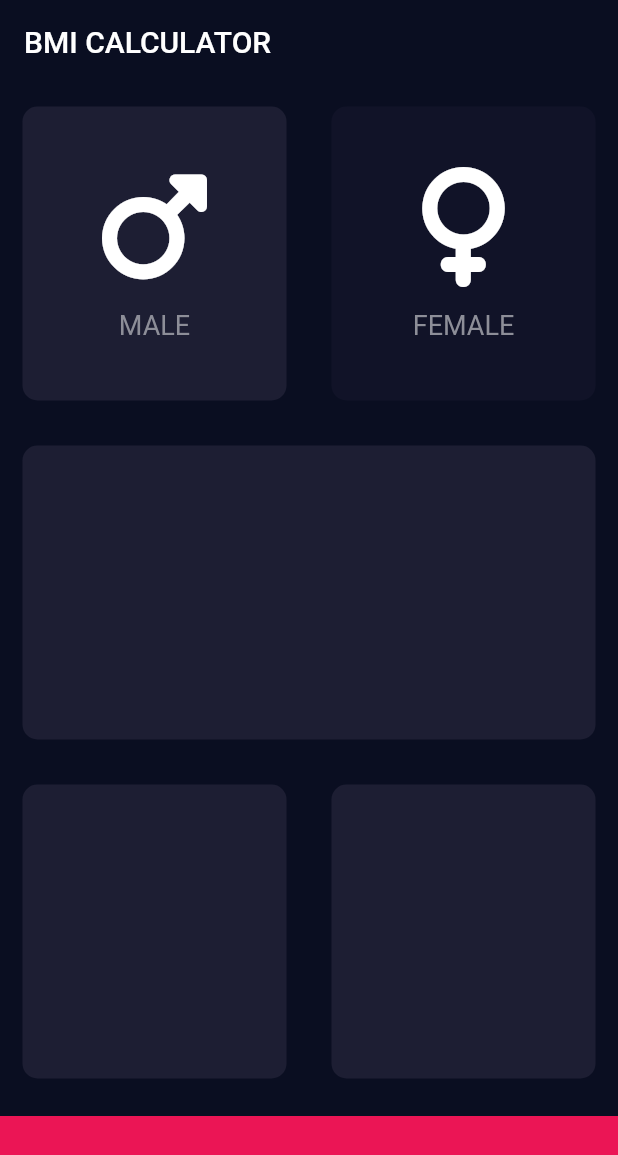
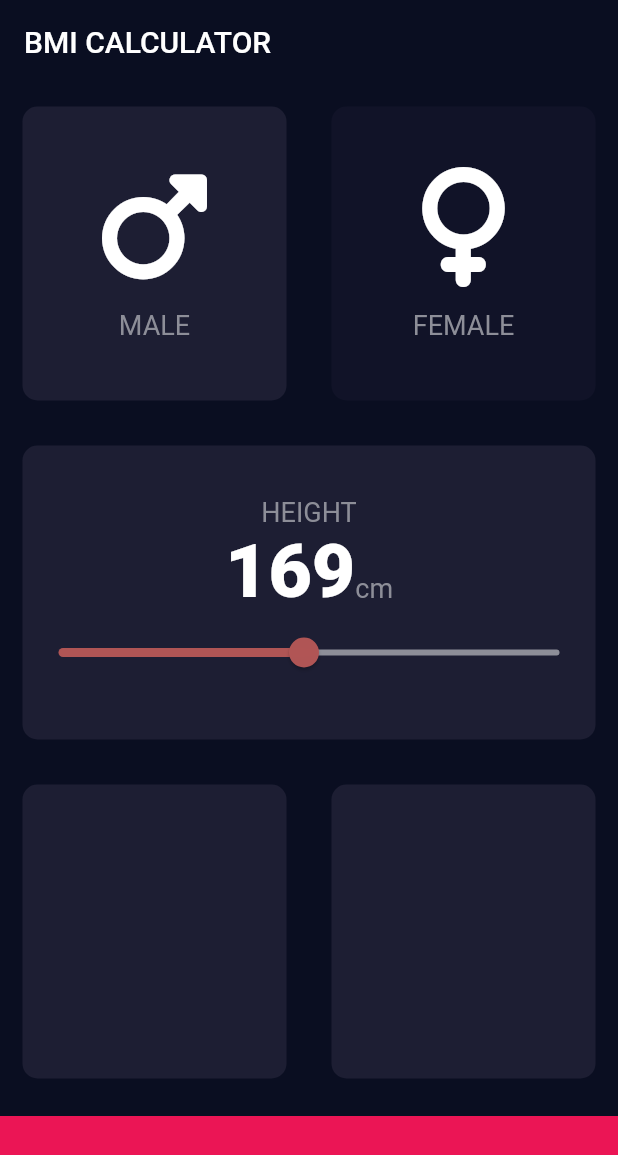
Before and after one commit to leolav95/Flutter_LAB, a Flutter app: the screen it shows after launch, on a phone screen of 412 x 824 dp. Shown: the top 1155 px of the screen. Run offline on Flutter 3.47's test engine with Material 2 defaults, Android fonts, the light colour scheme and no system bars; our stand-ins replace audioplayers, font_awesome_flutter, rflutter_alert.

Commit message:
Created Height widget
 - Lesson completed on slider widget

```diff
--- /dev/null
+++ b/bmi_calculator_flutter/lib/constants.dart
@@ -0,0 +1,17 @@
+import 'package:flutter/material.dart';
+
+const kBottomHeight = 200.0;
+const kActiveCardColor = Color(0xff1D1E33);
+const kInactiveCardColor = Color(0xFF111328);
+const kBottomContainerColor = Color(0xFFEB1555);
+const kBottomContainerHeight = 80.0;
+
+const kLabelTextStyle = TextStyle(
+  fontSize: 18.0,
+  color: Color(0xFF8D8E98),
+);
+
+const kVariableTextStyle = TextStyle(
+  fontSize: 50.0,
+  fontWeight: FontWeight.w900,
+);
--- a/bmi_calculator_flutter/lib/icontent.dart
+++ b/bmi_calculator_flutter/lib/icontent.dart
@@ -1,3 +1,4 @@
+import 'package:bmi_calculator/constants.dart';
 import 'package:flutter/material.dart';
 
 class IContent extends StatelessWidget {
@@ -15,13 +16,12 @@ class IContent extends StatelessWidget {
           icon,
           size: 80.0,
         ),
-        SizedBox(height: 15.0),
+        SizedBox(
+          height: 15.0,
+        ),
         Text(
           type!,
-          style: TextStyle(
-            fontSize: 18.0,
-            color: Color(0xFF8D8E98),
-          ),
+          style: kLabelTextStyle,
         )
       ],
     );
--- a/bmi_calculator_flutter/lib/input_page.dart
+++ b/bmi_calculator_flutter/lib/input_page.dart
@@ -1,14 +1,10 @@
+import 'package:bmi_calculator/constants.dart';
 import 'package:bmi_calculator/icontent.dart';
 import 'package:bmi_calculator/reusable_card.dart';
 import 'package:flutter/material.dart';
 import 'package:font_awesome_flutter/font_awesome_flutter.dart';
 
 enum Gender { Male, Female }
-
-const bHeight = 200.0;
-const activeCardColor = Color(0xff1D1E33);
-const inactiveCardColor = Color(0xFF111328);
-const bottomContainerColor = Color(0xFFEB1555);
 
 class InputPage extends StatefulWidget {
   @override
@@ -17,6 +13,7 @@ class InputPage extends StatefulWidget {
 
 class _InputPageState extends State<InputPage> {
   Gender? selectedGender;
+  int height = 169;
 
   @override
   void initState() {
@@ -33,6 +30,7 @@ class _InputPageState extends State<InputPage> {
       body: SafeArea(
         child: Center(
           child: Column(
+            crossAxisAlignment: CrossAxisAlignment.stretch,
             children: <Widget>[
               Expanded(
                 child: Row(
@@ -45,8 +43,8 @@ class _InputPageState extends State<InputPage> {
                           });
                         },
                         color: selectedGender == Gender.Male
-                            ? activeCardColor
-                            : inactiveCardColor,
+                            ? kActiveCardColor
+                            : kInactiveCardColor,
                         cardChild: IContent(
                           type: "MALE",
                           icon: FontAwesomeIcons.mars,
@@ -61,8 +59,8 @@ class _InputPageState extends State<InputPage> {
                           });
                         },
                         color: selectedGender == Gender.Female
-                            ? activeCardColor
-                            : inactiveCardColor,
+                            ? kActiveCardColor
+                            : kInactiveCardColor,
                         cardChild: IContent(
                           type: "FEMALE",
                           icon: FontAwesomeIcons.venus,
@@ -73,14 +71,44 @@ class _InputPageState extends State<InputPage> {
                 ),
               ),
               Expanded(
-                child: Row(
-                  children: <Expanded>[
-                    Expanded(
-                      child: ReusableCard(
-                        color: activeCardColor,
+                child: ReusableCard(
+                  color: kActiveCardColor,
+                  cardChild: Column(
+                    mainAxisAlignment: MainAxisAlignment.center,
+                    children: <Widget>[
+                      Text(
+                        'HEIGHT',
+                        style: kLabelTextStyle,
                       ),
-                    ),
-                  ],
+                      Row(
+                        mainAxisAlignment: MainAxisAlignment.center,
+                        crossAxisAlignment: CrossAxisAlignment.baseline,
+                        textBaseline: TextBaseline.alphabetic,
+                        children: <Widget>[
+                          Text(
+                            height.toString(),
+                            style: kVariableTextStyle,
+                          ),
+                          Text(
+                            'cm',
+                            style: kLabelTextStyle,
+                          ),
+                        ],
+                      ),
+                      Slider(
+                        value: height.toDouble(),
+                        min: 120.0,
+                        max: 220.0,
+                        activeColor: Color(0xFFEB15555),
+                        inactiveColor: Color(0xFF8D8E98),
+                        onChanged: (double newValue) {
+                          setState(() {
+                            height = newValue.toInt();
+                          });
+                        },
+                      )
+                    ],
+                  ),
                 ),
               ),
               Expanded(
@@ -88,22 +116,22 @@ class _InputPageState extends State<InputPage> {
                   children: <Expanded>[
                     Expanded(
                       child: ReusableCard(
-                        color: activeCardColor,
+                        color: kActiveCardColor,
                       ),
                     ),
                     Expanded(
                       child: ReusableCard(
-                        color: activeCardColor,
+                        color: kActiveCardColor,
                       ),
                     ),
                   ],
                 ),
               ),
               Container(
-                color: bottomContainerColor,
+                color: kBottomContainerColor,
                 margin: EdgeInsets.only(top: 10.0),
                 width: double.infinity,
-                height: 80.0,
+                height: kBottomContainerHeight,
               ),
             ],
           ),
```
